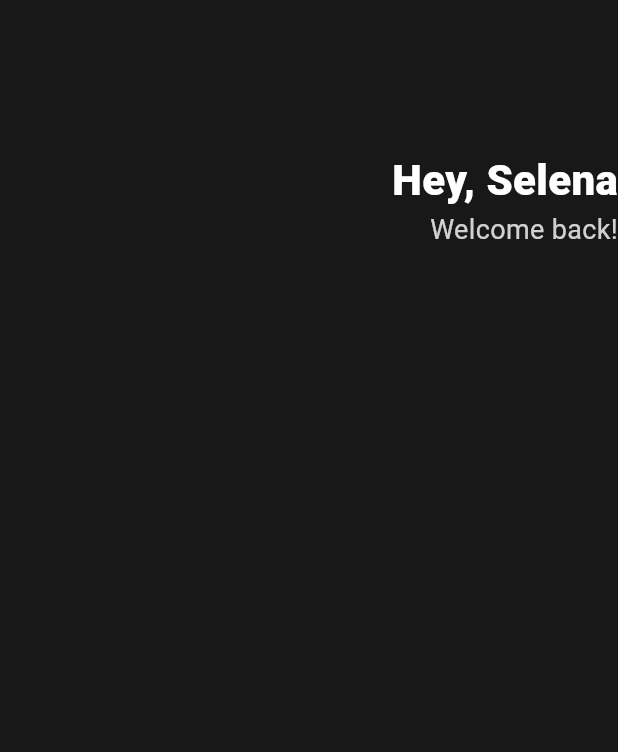
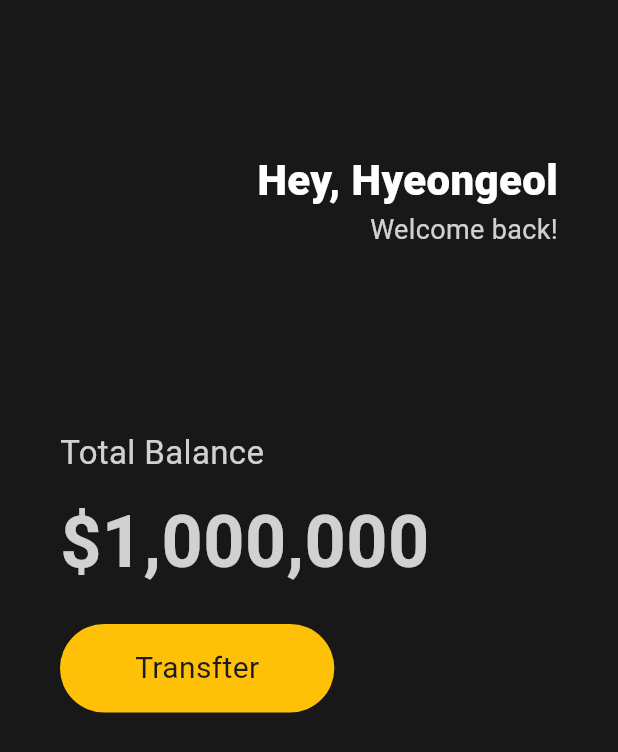
Before and after one commit to hyeongirlife/Flut, a Flutter app: the screen it shows after launch, on a phone screen of 412 x 824 dp. Shown: the top 752 px of the screen. Run offline on Flutter 3.47's test engine with Material 3 defaults, Android fonts, the phone set to English and light mode, and no system bars.

Commit message:
feat: Button setting

```diff
--- a/lib/main.dart
+++ b/lib/main.dart
@@ -9,38 +9,78 @@ class Player {
 
 // 공식문서에서 widget 확인
 void main() {
-  var nico = Player(name: 'nico', age: 20);
-  runApp(App());
+  runApp(const App());
 }
 
 // build 구현규칙
 // material - android, cupertino - ios
 // flutter는 모든것이 Widget으로 구성돼있다.
 class App extends StatelessWidget {
+  const App({super.key});
+
   @override
   Widget build(BuildContext context) {
     return MaterialApp(
       home: Scaffold(
           // appBar: AppBar(elevation: 99, centerTitle: true, title: Text()),
-          backgroundColor: Color(0XFF181818),
-          body: Column(children: [
-            SizedBox(height: 100),
+          backgroundColor: const Color(0XFF181818),
+          body: Padding(
+              padding: const EdgeInsets.symmetric(horizontal: 40),
+              child: Column(
+                  crossAxisAlignment: CrossAxisAlignment.start,
+                  children: [
+                    const SizedBox(
+                      height: 100,
+                    ),
                     Row(mainAxisAlignment: MainAxisAlignment.end, children: [
+                      // 수직정렬
                       Column(
-                crossAxisAlignment: CrossAxisAlignment.end,
+                        crossAxisAlignment: CrossAxisAlignment.end, // 수평정렬
                         children: [
-                  Text("Hey, Selena",
+                          const Text("Hey, Hyeongeol",
                               style: TextStyle(
                                   color: Colors.white,
                                   fontSize: 28,
                                   fontWeight: FontWeight.w800)),
                           Text("Welcome back!",
                               style: TextStyle(
-                          color: Colors.white.withOpacity(0.8), fontSize: 18))
+                                color: Colors.white.withOpacity(0.8),
+                                fontSize: 18,
+                              ))
                         ],
                       )
-            ])
-          ])),
+                    ]),
+                    const SizedBox(
+                      height: 120,
+                    ),
+                    Text("Total Balance",
+                        style: TextStyle(
+                          fontSize: 22,
+                          color: Colors.white.withOpacity(0.8),
+                        )),
+                    const SizedBox(height: 10),
+                    Text("\$1,000,000",
+                        style: TextStyle(
+                          fontSize: 48,
+                          fontWeight: FontWeight.w600,
+                          color: Colors.white.withOpacity(0.8),
+                        )),
+                    const SizedBox(height: 20),
+                    Row(children: [
+                      Container(
+                        decoration: BoxDecoration(
+                            color: Colors.amber,
+                            borderRadius: BorderRadius.circular(45)),
+                        child: Padding(
+                            padding: EdgeInsets.symmetric(
+                                vertical: 15, horizontal: 50),
+                            child: const Text(
+                              "Transfter",
+                              style: TextStyle(fontSize: 20),
+                            )),
+                      )
+                    ]),
+                  ]))),
     );
   }
 }
```
Lines whose indentation alone changed are shown as unchanged.
